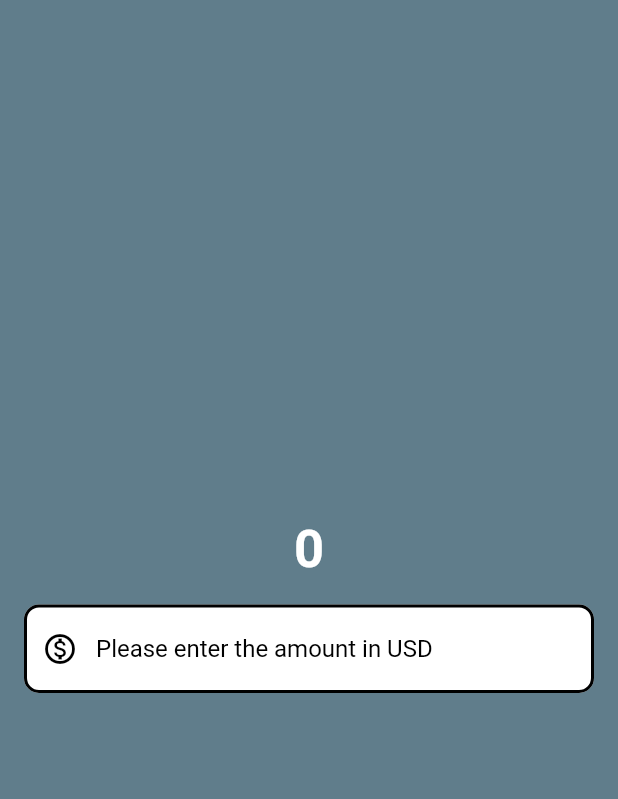
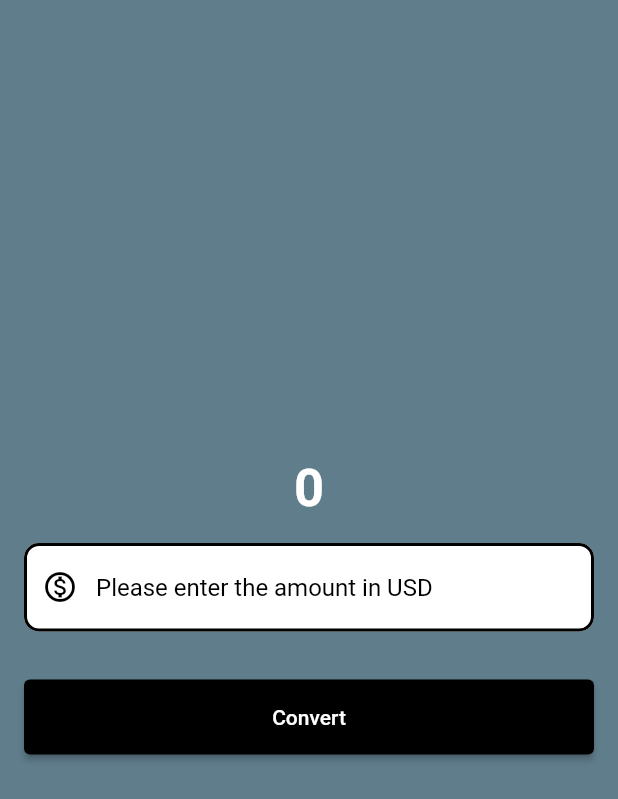
Before and after one commit to gopalkrushnas063/Currency_Converter_App, a Flutter app: the screen it shows after launch, on a phone screen of 412 x 824 dp. Shown: the top 799 px of the screen. Run offline on Flutter 3.47's test engine with Material 2 defaults, Android fonts, the phone set to English and light mode, and no system bars.

Commit message:
Convert button updated successfully

```diff
--- a/lib/currency_converter_material_page.dart
+++ b/lib/currency_converter_material_page.dart
@@ -1,3 +1,4 @@
+import 'package:flutter/foundation.dart';
 import 'package:flutter/material.dart';
 
 class CurrencyConverterMaterialPage extends StatelessWidget {
@@ -15,13 +16,14 @@ class CurrencyConverterMaterialPage extends StatelessWidget {
       ),
     );
 
-    return const Scaffold(
+    return Scaffold(
       backgroundColor: Colors.blueGrey,
       body: Center(
         child: Column(
           mainAxisAlignment: MainAxisAlignment.center,
           children: [
-            Text(
+            // Result
+            const Text(
               '0',
               style: TextStyle(
                 color: Color.fromARGB(255, 255, 255, 255),
@@ -29,7 +31,9 @@ class CurrencyConverterMaterialPage extends StatelessWidget {
                 fontWeight: FontWeight.bold,
               ),
             ),
-            Padding(
+
+            //Input Field
+            const Padding(
               padding: EdgeInsets.all(16.0),
               child: TextField(
                 keyboardType: TextInputType.numberWithOptions(
@@ -52,6 +56,26 @@ class CurrencyConverterMaterialPage extends StatelessWidget {
                 ),
               ),
             ),
+
+            // Button
+            Padding(
+              padding: const EdgeInsets.all(16.0),
+              child: ElevatedButton(
+                onPressed: () {
+                  if (kDebugMode) {
+                    print('Hello');
+                  }
+                },
+                style: const ButtonStyle(
+                  backgroundColor: MaterialStatePropertyAll(Colors.black),
+                  foregroundColor: MaterialStatePropertyAll(Colors.white),
+                  minimumSize: MaterialStatePropertyAll(
+                    Size(double.infinity, 50),
+                  ),
+                ),
+                child: const Text('Convert'),
+              ),
+            ),
           ],
         ),
       ),
--- a/pubspec.yaml
+++ b/pubspec.yaml
@@ -35,6 +35,7 @@ dependencies:
   # The following adds the Cupertino Icons font to your application.
   # Use with the CupertinoIcons class for iOS style icons.
   cupertino_icons: ^1.0.2
+  fluttertoast: ^8.0.8
 
 dev_dependencies:
   flutter_test:
```
Also changed, not shown: pubspec.lock.
